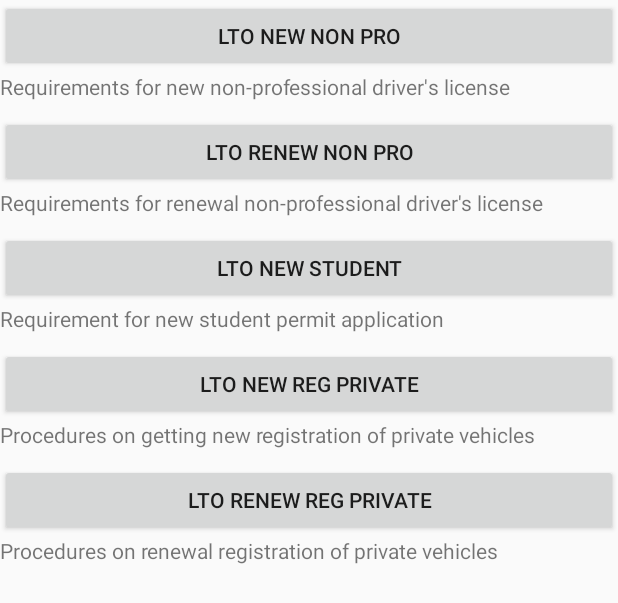
After one commit to ezio1404/tvms_mobile, an Android app: the layout enforcer_lto_services.xml on its own in the app's theme, with its tools: preview values and no code run, on a phone screen of 412 x 824 dp. The commit adds this screen. Shown: the top 603 px of the screen. Run offline under Robolectric (Android 15) with nearby library versions, the phone set to English and light mode, and no system bars.

Commit message:
added RA

```diff
--- a/app/src/main/java/com/example/administrator/tvms/driver_services_frag.java
+++ b/app/src/main/java/com/example/administrator/tvms/driver_services_frag.java
@@ -1,15 +1,11 @@
 package com.example.administrator.tvms;
 
-import android.app.Activity;
 import android.app.AlertDialog;
-import android.app.Dialog;
 import android.content.Intent;
 import android.net.Uri;
 import android.os.Bundle;
-import android.support.annotation.Nullable;
 import android.support.v7.app.AppCompatActivity;
 import android.view.View;
-import android.view.Window;
 import android.widget.Button;
 import android.widget.EditText;
 import android.widget.Toast;
@@ -51,7 +47,7 @@
 //            Toast.makeText(this,"shit",Toast.LENGTH_LONG).show();
             AlertDialog.Builder mBuilder = new AlertDialog.Builder(this);
             mBuilder.setTitle("LTO Services");
-            View mView=getLayoutInflater().inflate(R.layout.lto_services,null);
+            View mView=getLayoutInflater().inflate(R.layout.driver_lto_services,null);
             btn_nnp= mView.findViewById(R.id.btn_nnp);
             btn_rnp= mView.findViewById(R.id.btn_rnp);
             btn_ns= mView.findViewById(R.id.btn_ns);
--- a/app/src/main/java/com/example/administrator/tvms/enforcerLogin.java
+++ b/app/src/main/java/com/example/administrator/tvms/enforcerLogin.java
@@ -49,7 +49,7 @@
             username=this.username.getText().toString().trim();
             password=this.password.getText().toString().trim();
 
-            login(username,password);
+//            login(username,password);
             startActivity(new Intent(this, enforcerMain.class));
         }
     }
--- a/app/src/main/java/com/example/administrator/tvms/enforcerMain.java
+++ b/app/src/main/java/com/example/administrator/tvms/enforcerMain.java
@@ -25,13 +25,13 @@
         setSupportActionBar(toolbar);
 
 
-        enforcerSessionManager=new EnforcerSessionManager(this);
-        enforcerSessionManager.checkLogin();
-        HashMap<String,String> user= enforcerSessionManager.getUserDetail();
-        String username=user.get(enforcerSessionManager.ENF_EMAIL);
-        String id=user.get(enforcerSessionManager.ENF_ID);
-
-
+//        enforcerSessionManager=new EnforcerSessionManager(this);
+//        enforcerSessionManager.checkLogin();
+//        HashMap<String,String> user= enforcerSessionManager.getUserDetail();
+//        String username=user.get(enforcerSessionManager.ENF_EMAIL);
+//        String id=user.get(enforcerSessionManager.ENF_ID);
+//
+//
 
 
 
@@ -80,6 +80,9 @@
             case R.id.nav_logout:
                 enforcerSessionManager.logout();
                 break;
+            case R.id.nav_faqs:
+                Intent fqs = new Intent(this, faq.class);
+                startActivity(fqs);
 
         }
 
--- a/app/src/main/java/com/example/administrator/tvms/enforcer_services_frag.java
+++ b/app/src/main/java/com/example/administrator/tvms/enforcer_services_frag.java
@@ -51,7 +51,7 @@
 //            Toast.makeText(this,"shit",Toast.LENGTH_LONG).show();
             AlertDialog.Builder mBuilder = new AlertDialog.Builder(this);
             mBuilder.setTitle(getString(R.string.stringLTO));
-            View mView = getLayoutInflater().inflate(R.layout.lto_services, null);
+            View mView = getLayoutInflater().inflate(R.layout.enforcer_lto_services, null);
             btn_nnp = mView.findViewById(R.id.btn_nnp);
             btn_rnp = mView.findViewById(R.id.btn_rnp);
             btn_ns = mView.findViewById(R.id.btn_ns);
--- a/app/src/main/java/com/example/administrator/tvms/vp_expandableAdapter.java
+++ b/app/src/main/java/com/example/administrator/tvms/vp_expandableAdapter.java
@@ -77,7 +77,7 @@
         if(view == null)
         {
             LayoutInflater inflater = (LayoutInflater)this.context.getSystemService(Context.LAYOUT_INFLATER_SERVICE);
-            view = inflater.inflate(R.layout.list_item,null);
+            view = inflater.inflate(R.layout.vp_list_item,null);
         }
 
         TextView ordinanceNo = (TextView)view.findViewById(R.id.ordinanceNo);
--- /dev/null
+++ b/app/src/main/res/layout/enforcer_lto_services.xml
@@ -0,0 +1,105 @@
+<?xml version="1.0" encoding="utf-8"?>
+<LinearLayout xmlns:android="http://schemas.android.com/apk/res/android"
+    android:orientation="vertical" android:layout_width="match_parent"
+    android:layout_height="match_parent" >
+
+    <LinearLayout
+        android:layout_width="match_parent"
+        android:layout_height="wrap_content"
+        android:layout_marginBottom="10dp"
+        android:orientation="vertical">
+
+        <Button
+            android:id="@+id/btn_nnp"
+            android:layout_width="match_parent"
+            android:layout_height="wrap_content"
+            android:text="LTO NEW NON PRO" />
+
+        <TextView
+            android:id="@+id/textView15"
+            android:layout_width="match_parent"
+            android:layout_height="wrap_content"
+            android:text="Requirements for new non-professional driver's license" />
+    </LinearLayout>
+
+    <LinearLayout
+        android:layout_width="match_parent"
+        android:layout_height="wrap_content"
+        android:layout_marginBottom="10dp"
+        android:orientation="vertical">
+
+        <Button
+            android:id="@+id/btn_rnp"
+            android:layout_width="match_parent"
+            android:layout_height="wrap_content"
+            android:text="LTO RENEW NON PRO" />
+
+        <TextView
+            android:id="@+id/textView20"
+            android:layout_width="match_parent"
+            android:layout_height="wrap_content"
+            android:text="Requirements for renewal non-professional driver's license" />
+    </LinearLayout>
+
+    <LinearLayout
+        android:layout_width="match_parent"
+        android:layout_height="wrap_content"
+        android:layout_marginBottom="10dp"
+        android:orientation="vertical">
+
+        <Button
+            android:id="@+id/btn_ns"
+            android:layout_width="match_parent"
+            android:layout_height="wrap_content"
+            android:text="LTO NEW STUDENT" />
+
+        <TextView
+            android:id="@+id/textView21"
+            android:layout_width="match_parent"
+            android:layout_height="wrap_content"
+            android:text="Requirement for new student permit application" />
+    </LinearLayout>
+
+    <LinearLayout
+        android:layout_width="match_parent"
+        android:layout_height="wrap_content"
+        android:layout_marginBottom="10dp"
+        android:orientation="vertical">
+
+        <Button
+            android:id="@+id/btn_nrp"
+            android:layout_width="match_parent"
+            android:layout_height="wrap_content"
+            android:text="LTO NEW REG PRIVATE" />
+
+        <TextView
+            android:id="@+id/textView23"
+            android:layout_width="match_parent"
+            android:layout_height="wrap_content"
+            android:text="Procedures on getting new registration of private vehicles" />
+    </LinearLayout>
+
+    <LinearLayout
+        android:layout_width="match_parent"
+        android:layout_height="wrap_content"
+        android:layout_marginBottom="10dp"
+        android:orientation="vertical">
+
+        <Button
+            android:id="@+id/btn_rrp"
+            android:layout_width="match_parent"
+            android:layout_height="wrap_content"
+            android:text="LTO RENEW REG PRIVATE" />
+
+        <TextView
+            android:id="@+id/textView28"
+            android:layout_width="match_parent"
+            android:layout_height="wrap_content"
+            android:text="Procedures on renewal registration of private vehicles" />
+    </LinearLayout>
+
+    <LinearLayout
+        android:layout_width="match_parent"
+        android:layout_height="wrap_content"
+        android:orientation="vertical" />
+</LinearLayout>
--- a/app/src/main/res/layout/list_item.xml
+++ b/app/src/main/res/layout/vp_list_item.xml
@@ -1,7 +1,7 @@
 <?xml version="1.0" encoding="utf-8"?>
 <LinearLayout xmlns:android="http://schemas.android.com/apk/res/android"
     android:layout_width="match_parent"
-    android:layout_height="match_parent"
+    android:layout_height="wrap_content"
     android:orientation="horizontal">
 
     <TextView
```
Also changed, not shown: app/src/main/res/layout/driver_lto_services.xml (renamed from app/src/main/res/layout/lto_services.xml).
